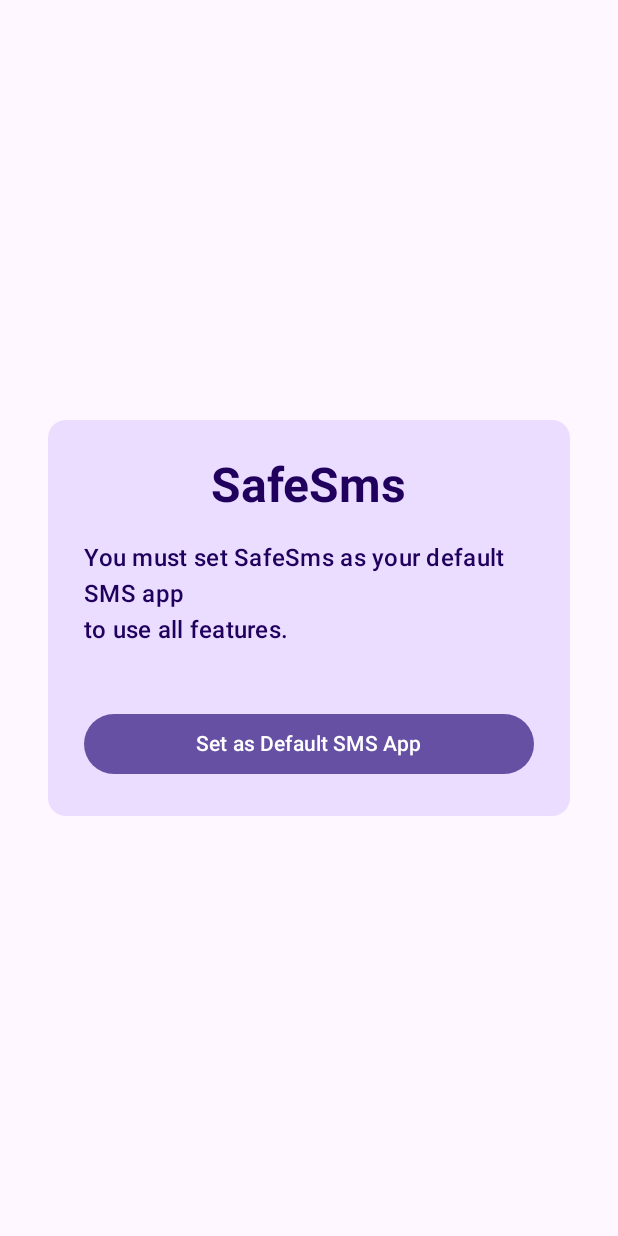
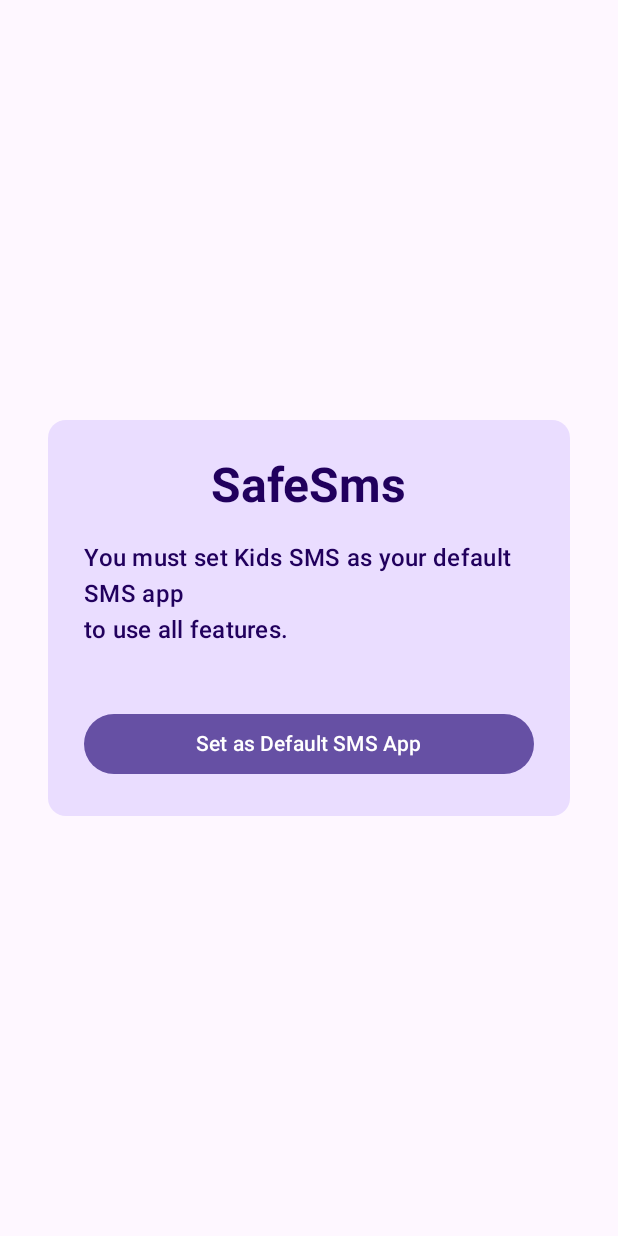
Before and after one commit to ssk-play/safesms, an Android app built with Jetpack Compose: the screen it shows after launch (MainActivityCompose), on a phone screen of 412 x 824 dp. Run offline under Robolectric (Android 15) with nearby library versions, the phone set to English and light mode, and no system bars.

Commit message:
refactor: rename app from SafeSms to Kids SMS
- Changed user-facing app name to "Kids SMS - Safe Messaging"
- Updated strings.xml, UI text, and all documentation
- Package name (ssk.safesms) remains unchanged for compatibility

Reasoning: "Kids SMS" is more direct, searchable, and
available on Play Store. Better communicates target audience.

🤖 Generated with [Claude Code](https://claude.com/claude-code)

Co-Authored-By: Claude <noreply@anthropic.com>

```diff
--- a/app/src/main/kotlin/ssk/safesms/MainActivityCompose.kt
+++ b/app/src/main/kotlin/ssk/safesms/MainActivityCompose.kt
@@ -289,7 +289,7 @@ fun SafeSmsApp(
                     )
 
                     Text(
-                        text = "You must set SafeSms as your default SMS app\nto use all features.",
+                        text = "You must set Kids SMS as your default SMS app\nto use all features.",
                         style = MaterialTheme.typography.titleMedium,
                         color = MaterialTheme.colorScheme.onPrimaryContainer
                     )
--- a/app/src/main/kotlin/ssk/safesms/ui/screens/SmsListScreen.kt
+++ b/app/src/main/kotlin/ssk/safesms/ui/screens/SmsListScreen.kt
@@ -101,7 +101,7 @@ fun SmsListScreen(
     Scaffold(
         topBar = {
             TopAppBar(
-                title = { Text("SafeSms") },
+                title = { Text("Kids SMS") },
                 actions = {
                     IconButton(onClick = { viewModel.loadThreads() }) {
                         Icon(Icons.Default.Refresh, contentDescription = "Refresh")
--- a/app/src/main/res/values/strings.xml
+++ b/app/src/main/res/values/strings.xml
@@ -1,5 +1,5 @@
 <resources>
-    <string name="app_name">SafeSms</string>
+    <string name="app_name">Kids SMS</string>
     <string name="title_home">Home</string>
     <string name="title_dashboard">Dashboard</string>
     <string name="title_notifications">Notifications</string>
```
Also changed, not shown: 6 other files.
